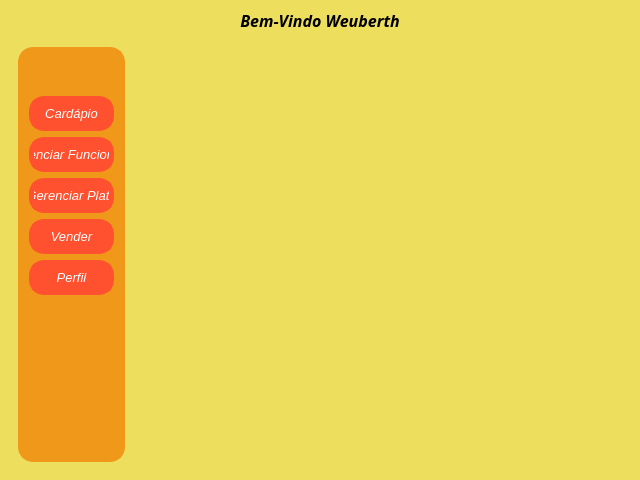
Before: the Qt Designer form view/Dashboard.ui in Wth10/System-Programmer, drawn with Qt 5.
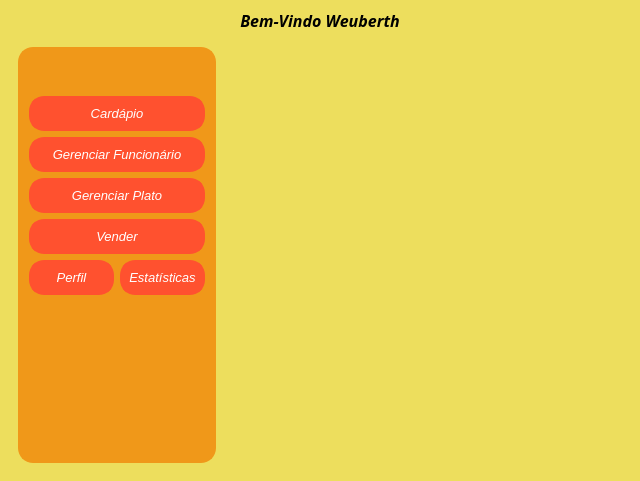
After: the same form once the commit is applied. Icons and pictures are not drawn.

Patch:
```diff
--- a/view/Dashboard.ui
+++ b/view/Dashboard.ui
@@ -7,7 +7,7 @@
     <x>0</x>
     <y>0</y>
     <width>640</width>
-    <height>480</height>
+    <height>481</height>
    </rect>
   </property>
   <property name="windowTitle">
@@ -266,6 +266,8 @@
            </widget>
           </item>
           <item>
+           <layout class="QHBoxLayout" name="horizontalLayout_3">
+            <item>
            <widget class="QPushButton" name="BtnProfile">
             <property name="font">
              <font>
@@ -296,6 +298,40 @@
              <string>Perfil</string>
             </property>
            </widget>
+            </item>
+            <item>
+             <widget class="QPushButton" name="pushButton">
+              <property name="font">
+               <font>
+                <family>Arial</family>
+                <pointsize>10</pointsize>
+                <italic>true</italic>
+               </font>
+              </property>
+              <property name="styleSheet">
+               <string notr="true">QPushButton:focus{ background-color: #003973; border:1 solid; }
+
+.QPushButton{
+	background-color: #FF512F;
+	color: rgb(255, 255, 255);
+	border: 5px solid#FF512F;
+	border-radius: 15px;
+	height: 25px;
+	width: 75px;
+}
+
+.QPushButton:hover{
+	background-color: #003973;
+	border: 2px;
+	color: white;
+}</string>
+              </property>
+              <property name="text">
+               <string>Estatísticas</string>
+              </property>
+             </widget>
+            </item>
+           </layout>
           </item>
           <item>
            <spacer name="verticalSpacer">
```
Lines whose indentation alone changed are shown as unchanged.
